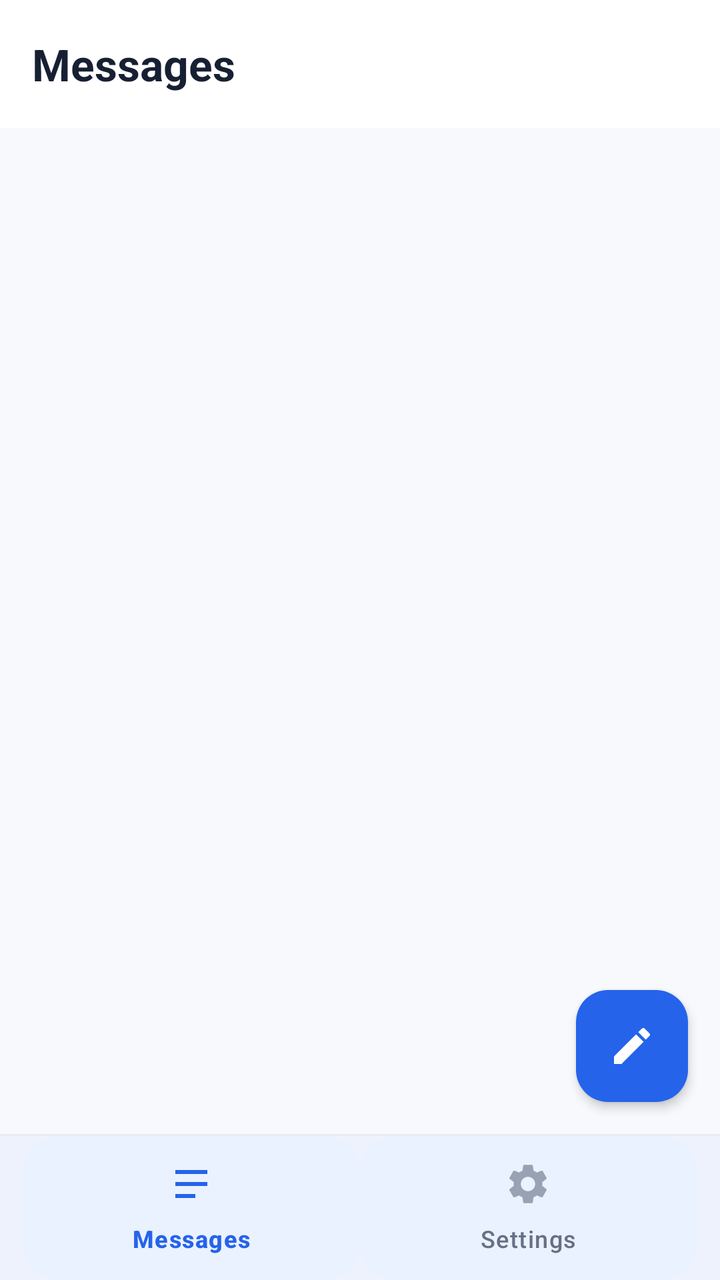
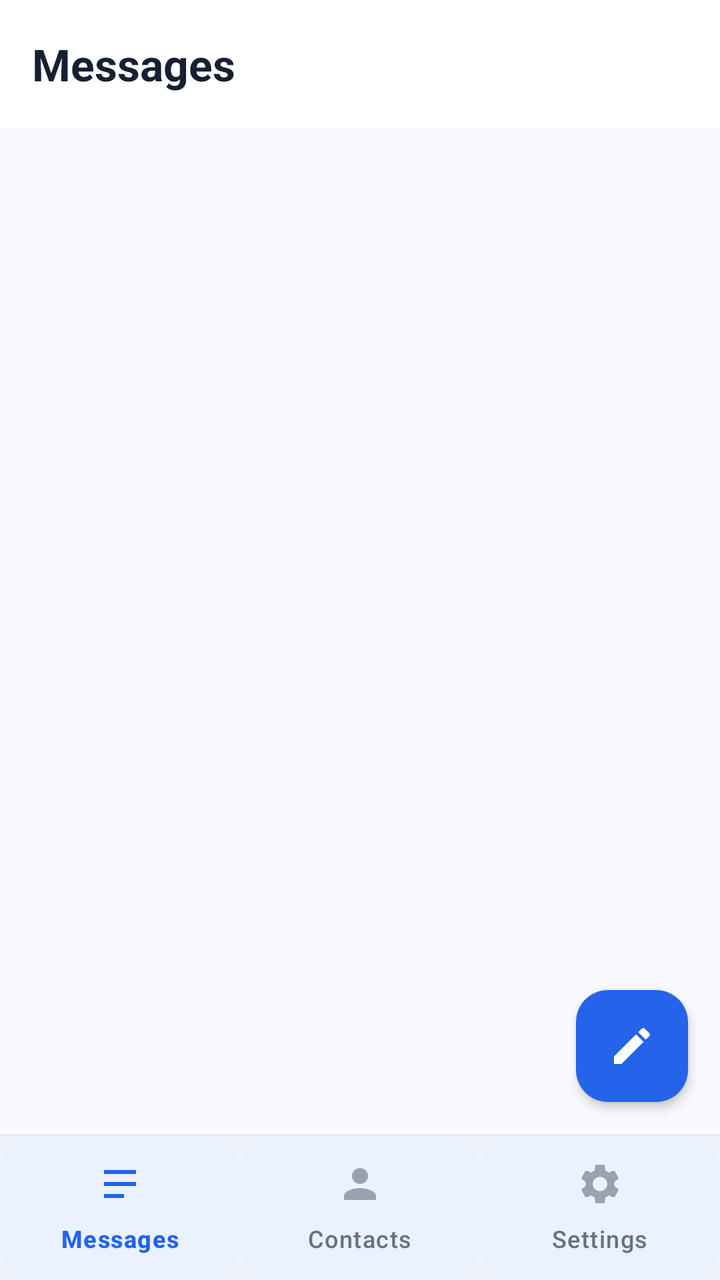

Compare the two renders of this Android layout. The source of the first and the diff that turns it into the second are given below.
<!-- AndroidManifest.xml: application theme Theme.SmsGuard -->
<!-- res/layout/activity_main.xml -->
<?xml version="1.0" encoding="utf-8"?>
<LinearLayout xmlns:android="http://schemas.android.com/apk/res/android"
    xmlns:app="http://schemas.android.com/apk/res-auto"
    android:layout_width="match_parent"
    android:layout_height="match_parent"
    android:background="@color/screen_bg"
    android:orientation="vertical">

    <com.google.android.material.appbar.MaterialToolbar
        android:id="@+id/toolbar"
        android:layout_width="match_parent"
        android:layout_height="@dimen/appbar_height"
        android:background="@color/card_bg"
        app:title="@string/tab_messages"
        app:titleTextAppearance="@style/TextAppearance.SmsGuard.Display"
        app:titleTextColor="@color/text_primary" />

    <com.google.android.material.card.MaterialCardView
        android:id="@+id/cardDefaultBanner"
        style="@style/Widget.SmsGuard.Card"
        android:layout_width="match_parent"
        android:layout_height="wrap_content"
        android:layout_marginStart="@dimen/gutter"
        android:layout_marginEnd="@dimen/gutter"
        android:layout_marginBottom="@dimen/space_8"
        android:visibility="gone">

        <LinearLayout
            android:layout_width="match_parent"
            android:layout_height="wrap_content"
            android:orientation="vertical"
            android:padding="@dimen/space_12">

            <TextView
                android:layout_width="match_parent"
                android:layout_height="wrap_content"
                android:text="@string/not_default_banner"
                android:textAppearance="@style/TextAppearance.SmsGuard.Body" />

            <com.google.android.material.button.MaterialButton
                android:id="@+id/buttonMakeDefault"
                android:layout_width="wrap_content"
                android:layout_height="wrap_content"
                android:layout_marginTop="@dimen/space_8"
                android:minHeight="@dimen/touch_target"
                android:text="@string/make_default" />
        </LinearLayout>
    </com.google.android.material.card.MaterialCardView>

    <HorizontalScrollView
        android:id="@+id/chipScroll"
        android:layout_width="match_parent"
        android:layout_height="wrap_content"
        android:scrollbars="none">

        <com.google.android.material.chip.ChipGroup
            android:id="@+id/chipGroup"
            android:layout_width="wrap_content"
            android:layout_height="wrap_content"
            android:paddingStart="@dimen/space_12"
            android:paddingEnd="@dimen/space_12"
            android:paddingBottom="@dimen/space_8"
            app:chipSpacingHorizontal="@dimen/space_8"
            app:selectionRequired="true"
            app:singleLine="true"
            app:singleSelection="true" />
    </HorizontalScrollView>

    <FrameLayout
        android:layout_width="match_parent"
        android:layout_height="0dp"
        android:layout_weight="1">

        <androidx.recyclerview.widget.RecyclerView
            android:id="@+id/recyclerThreads"
            android:layout_width="match_parent"
            android:layout_height="match_parent"
            android:clipToPadding="false"
            android:paddingBottom="88dp" />

        <LinearLayout
            android:id="@+id/skeleton"
            android:layout_width="match_parent"
            android:layout_height="match_parent"
            android:orientation="vertical"
            android:paddingTop="@dimen/space_8"
            android:visibility="gone">

            <include layout="@layout/skeleton_row" />
            <include layout="@layout/skeleton_row" />
            <include layout="@layout/skeleton_row" />
            <include layout="@layout/skeleton_row" />
            <include layout="@layout/skeleton_row" />
            <include layout="@layout/skeleton_row" />
        </LinearLayout>

        <LinearLayout
            android:id="@+id/textEmpty"
            android:layout_width="wrap_content"
            android:layout_height="wrap_content"
            android:layout_gravity="center"
            android:gravity="center"
            android:orientation="vertical"
            android:padding="@dimen/space_24"
            android:visibility="gone">

            <ImageView
                android:layout_width="56dp"
                android:layout_height="56dp"
                android:alpha="0.55"
                android:contentDescription="@null"
                android:src="@drawable/ic_empty_inbox"
                app:tint="@color/text_muted" />

            <TextView
                android:id="@+id/textEmptyLabel"
                android:layout_width="wrap_content"
                android:layout_height="wrap_content"
                android:layout_marginTop="@dimen/space_12"
                android:gravity="center"
                android:text="@string/no_threads"
                android:textAppearance="@style/TextAppearance.SmsGuard.Body" />
        </LinearLayout>

        <com.google.android.material.floatingactionbutton.FloatingActionButton
            android:id="@+id/fabCompose"
            android:layout_width="wrap_content"
            android:layout_height="wrap_content"
            android:layout_gravity="bottom|end"
            android:layout_margin="@dimen/gutter"
            android:contentDescription="@string/compose"
            app:backgroundTint="@color/colorPrimary"
            app:elevation="3dp"
            app:srcCompat="@drawable/ic_compose"
            app:tint="@android:color/white" />
    </FrameLayout>

    <View
        android:layout_width="match_parent"
        android:layout_height="1dp"
        android:background="@color/divider" />

    <com.google.android.material.bottomnavigation.BottomNavigationView
        android:id="@+id/bottomNav"
        android:layout_width="match_parent"
        android:layout_height="@dimen/bottom_nav_height"
        android:background="@color/card_bg"
        app:itemBackground="@drawable/nav_item_bg"
        app:itemIconTint="@color/nav_icon_tint"
        app:itemTextColor="@color/nav_label_tint"
        app:labelVisibilityMode="labeled"
        app:menu="@menu/bottom_nav" />

</LinearLayout>
<!-- res/layout/skeleton_row.xml (included above) -->
<?xml version="1.0" encoding="utf-8"?>
<LinearLayout xmlns:android="http://schemas.android.com/apk/res/android"
    android:layout_width="match_parent"
    android:layout_height="wrap_content"
    android:orientation="horizontal"
    android:paddingStart="@dimen/gutter"
    android:paddingTop="@dimen/space_12"
    android:paddingEnd="@dimen/gutter"
    android:paddingBottom="@dimen/space_12">

    <View
        android:layout_width="@dimen/color_stripe_width"
        android:layout_height="@dimen/touch_target"
        android:background="@drawable/skeleton_bar" />

    <LinearLayout
        android:layout_width="0dp"
        android:layout_height="wrap_content"
        android:layout_marginStart="@dimen/space_12"
        android:layout_weight="1"
        android:orientation="vertical">

        <View
            android:layout_width="140dp"
            android:layout_height="14dp"
            android:background="@drawable/skeleton_bar" />

        <View
            android:layout_width="match_parent"
            android:layout_height="12dp"
            android:layout_marginTop="@dimen/space_8"
            android:background="@drawable/skeleton_bar" />
    </LinearLayout>

</LinearLayout>
<!-- resources referenced by this layout -->
<resources>
  <color name="card_bg">#FFFFFF</color>
  <color name="colorPrimary">@color/blue_500</color>
  <color name="divider">#E7ECF3</color>
  <color name="screen_bg">#F7F9FC</color>
  <color name="text_muted">#98A2B3</color>
  <color name="text_primary">#172033</color>
  <dimen name="appbar_height">64dp</dimen>
  <dimen name="bottom_nav_height">72dp</dimen>
  <dimen name="color_stripe_width">4dp</dimen>
  <dimen name="gutter">16dp</dimen>
  <dimen name="space_12">12dp</dimen>
  <dimen name="space_24">24dp</dimen>
  <dimen name="space_8">8dp</dimen>
  <dimen name="touch_target">48dp</dimen>
  <!-- drawable ic_compose (drawable) -->
  <?xml version="1.0" encoding="utf-8"?>
  <vector xmlns:android="http://schemas.android.com/apk/res/android"
      android:width="24dp" android:height="24dp"
      android:viewportWidth="24" android:viewportHeight="24">
      <path android:fillColor="#FFFFFF" android:pathData="M3,17.25V21h3.75L17.81,9.94l-3.75,-3.75L3,17.25zM20.71,7.04c0.39,-0.39 0.39,-1.02 0,-1.41l-2.34,-2.34c-0.39,-0.39 -1.02,-0.39 -1.41,0l-1.83,1.83l3.75,3.75L20.71,7.04z" />
  </vector>
  <!-- drawable nav_item_bg (drawable) -->
  <?xml version="1.0" encoding="utf-8"?>
  <shape xmlns:android="http://schemas.android.com/apk/res/android"
      android:shape="rectangle">
      <solid android:color="@color/nav_active_pill" />
      <corners android:radius="18dp" />
  </shape>
  <!-- drawable skeleton_bar (drawable) -->
  <?xml version="1.0" encoding="utf-8"?>
  <shape xmlns:android="http://schemas.android.com/apk/res/android"
      android:shape="rectangle">
      <solid android:color="@color/skeleton" />
      <corners android:radius="@dimen/radius_sm" />
  </shape>
  <string name="compose">New message</string>
  <string name="make_default">Set as default SMS app</string>
  <string name="no_threads">No messages yet.</string>
  <string name="not_default_banner">This app is not the default SMS app yet. Until it is, it will not receive messages and blocking rules will not run.</string>
  <string name="tab_messages">Messages</string>
  <style name="TextAppearance.SmsGuard.Body" parent="TextAppearance.Material3.BodyMedium">
          <item name="android:textSize">@dimen/text_body</item>
          <item name="android:textColor">@color/text_secondary</item>
      </style>
  <style name="TextAppearance.SmsGuard.Display" parent="TextAppearance.Material3.TitleLarge">
          <item name="android:textSize">@dimen/text_display</item>
          <item name="android:textStyle">bold</item>
          <item name="android:textColor">@color/text_primary</item>
      </style>
  <style name="Widget.SmsGuard.Card" parent="Widget.Material3.CardView.Outlined">
          <item name="cardCornerRadius">@dimen/radius_lg</item>
          <item name="cardElevation">0dp</item>
          <item name="strokeColor">@color/divider</item>
          <item name="strokeWidth">1dp</item>
      </style>
  <color name="blue_500">#2563EB</color>
  <color name="nav_active_pill">#EAF2FF</color>
  <color name="skeleton">#E7ECF3</color>
  <dimen name="radius_sm">10dp</dimen>
  <dimen name="text_body">16sp</dimen>
  <color name="text_secondary">#667085</color>
  <dimen name="text_display">22sp</dimen>
  <dimen name="radius_lg">16dp</dimen>
  <color name="blue_100">#DBEAFE</color>
  <color name="blue_900">#172554</color>
  <color name="blue_600">#1D4ED8</color>
  <color name="colorPrimaryDark">@color/blue_600</color>
  <style name="Shape.SmsGuard.Small" parent="ShapeAppearance.Material3.Corner.Small">
          <item name="cornerSize">@dimen/radius_sm</item>
      </style>
  <style name="Shape.SmsGuard.Medium" parent="ShapeAppearance.Material3.Corner.Medium">
          <item name="cornerSize">@dimen/radius_md</item>
      </style>
  <style name="Shape.SmsGuard.Large" parent="ShapeAppearance.Material3.Corner.Large">
          <item name="cornerSize">@dimen/radius_lg</item>
      </style>
  <dimen name="radius_md">12dp</dimen>
</resources>

<!-- the commit's change to res/layout/activity_main.xml (unified diff, before → after) -->
@@ -51,14 +51,17 @@
         android:id="@+id/chipScroll"
         android:layout_width="match_parent"
         android:layout_height="wrap_content"
+        android:clipToPadding="false"
+        android:paddingStart="0dp"
+        android:paddingEnd="0dp"
         android:scrollbars="none">
 
         <com.google.android.material.chip.ChipGroup
             android:id="@+id/chipGroup"
             android:layout_width="wrap_content"
             android:layout_height="wrap_content"
-            android:paddingStart="@dimen/space_12"
-            android:paddingEnd="@dimen/space_12"
+            android:paddingStart="@dimen/gutter"
+            android:paddingEnd="@dimen/gutter"
             android:paddingBottom="@dimen/space_8"
             app:chipSpacingHorizontal="@dimen/space_8"
             app:selectionRequired="true"
@@ -76,7 +79,7 @@
             android:layout_width="match_parent"
             android:layout_height="match_parent"
             android:clipToPadding="false"
-            android:paddingBottom="88dp" />
+            android:paddingBottom="96dp" />
 
         <LinearLayout
             android:id="@+id/skeleton"
